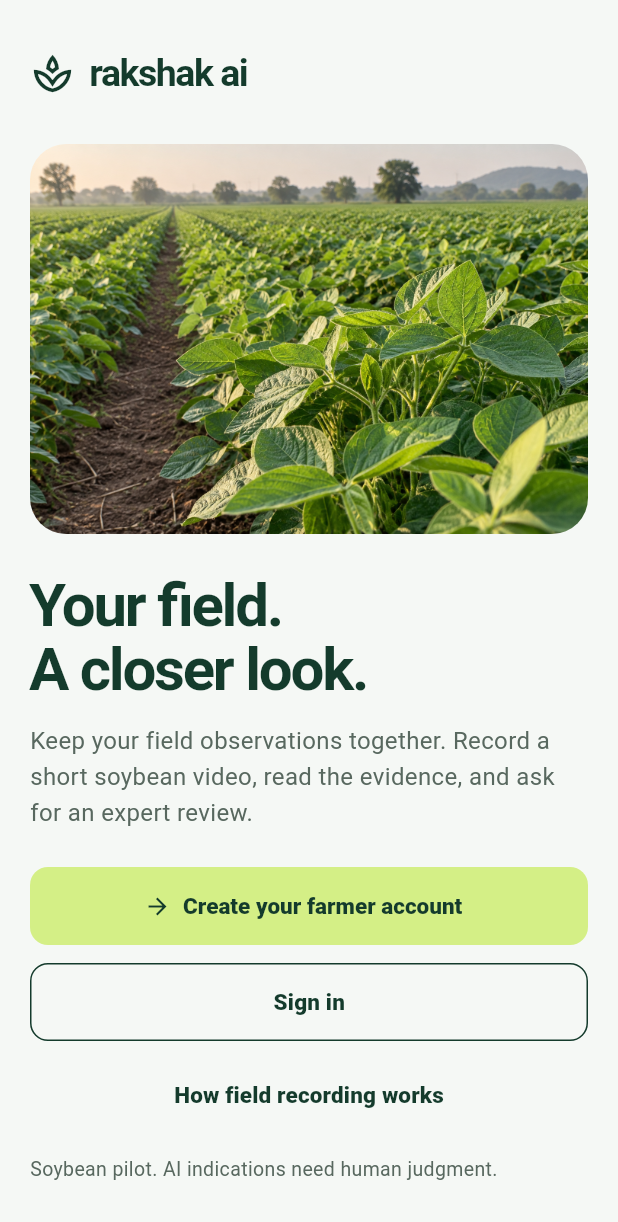
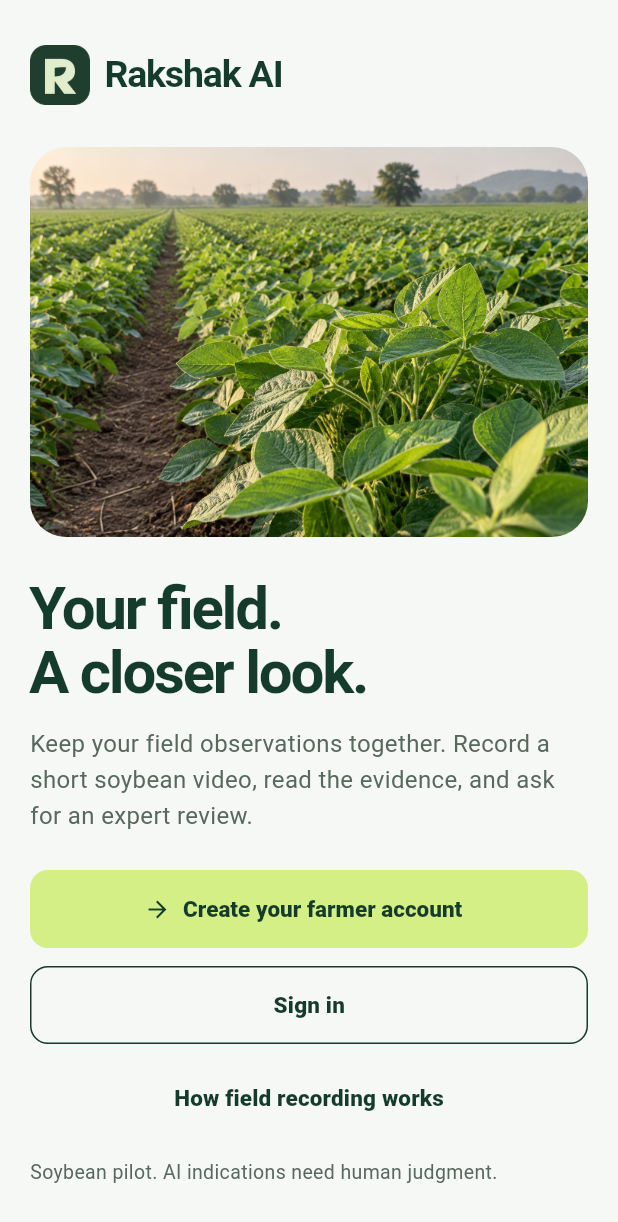
Before and after one commit to suman1406/Rakshak-AI, a Flutter app: the screen it shows after launch, on a phone screen of 412 x 824 dp. Shown: the top 1222 px of the screen. Run offline on Flutter 3.47's test engine with Material 3 defaults, Android fonts, the phone set to English and light mode, and no system bars; our stand-ins replace file_picker, flutter_secure_storage, image_picker, permission_handler.

Commit message:
design(mobile): apply shared Rakshak identity and launcher icons

```diff
--- a/frontend/mobile/lib/screens/dashboard_screen.dart
+++ b/frontend/mobile/lib/screens/dashboard_screen.dart
@@ -128,15 +128,7 @@ class _DashboardTabState extends State<DashboardTab> {
             },
             child: PageContent(children: [
               const SizedBox(height: 12),
-              const Row(children: [
-                Icon(Icons.spa, color: RakshakColors.ink),
-                SizedBox(width: 8),
-                Text('Rakshak AI',
-                    style: TextStyle(
-                        fontWeight: FontWeight.w800,
-                        color: RakshakColors.ink,
-                        fontSize: 20))
-              ]),
+              const RakshakBrand(),
               const SizedBox(height: 26),
               Text(
                   widget.fieldsOnly ? 'Your fields' : 'Your fields,\nin focus.',
--- a/frontend/mobile/lib/screens/welcome_screen.dart
+++ b/frontend/mobile/lib/screens/welcome_screen.dart
@@ -11,17 +11,7 @@ class WelcomeScreen extends StatelessWidget {
           body: SafeArea(
               child: PageContent(children: [
         const SizedBox(height: 18),
-        const Row(children: [
-          Icon(Icons.spa_outlined, color: RakshakColors.ink, size: 30),
-          SizedBox(width: 10),
-          Flexible(
-              child: Text('rakshak ai',
-                  style: TextStyle(
-                      fontSize: 25,
-                      letterSpacing: -1,
-                      fontWeight: FontWeight.w700,
-                      color: RakshakColors.ink)))
-        ]),
+        const RakshakBrand(),
         const SizedBox(height: 28),
         ClipRRect(
             borderRadius: BorderRadius.circular(24),
--- a/frontend/mobile/lib/widgets/app_components.dart
+++ b/frontend/mobile/lib/widgets/app_components.dart
@@ -1,5 +1,24 @@
 import 'package:flutter/material.dart';
 import '../core/app_theme.dart';
+
+class RakshakBrand extends StatelessWidget {
+  const RakshakBrand({super.key});
+  @override
+  Widget build(BuildContext context) => Semantics(
+      label: 'Rakshak AI',
+      excludeSemantics: true,
+      child: Row(children: [
+        Image.asset('assets/rakshak-symbol.png', width: 40, height: 40),
+        const SizedBox(width: 10),
+        const Flexible(
+            child: Text('Rakshak AI',
+                style: TextStyle(
+                    fontSize: 25,
+                    letterSpacing: -0.8,
+                    fontWeight: FontWeight.w700,
+                    color: RakshakColors.ink)))
+      ]));
+}
 
 void navigateTo(BuildContext context, Widget page) =>
     Navigator.of(context).push(MaterialPageRoute(builder: (_) => page));
--- a/frontend/mobile/pubspec.yaml
+++ b/frontend/mobile/pubspec.yaml
@@ -20,3 +20,4 @@ flutter:
   uses-material-design: true
   assets:
     - assets/soybean-field.png
+    - assets/rakshak-symbol.png
```
Also changed, not shown: frontend/mobile/assets/rakshak-symbol.png (added), 20 other files.
